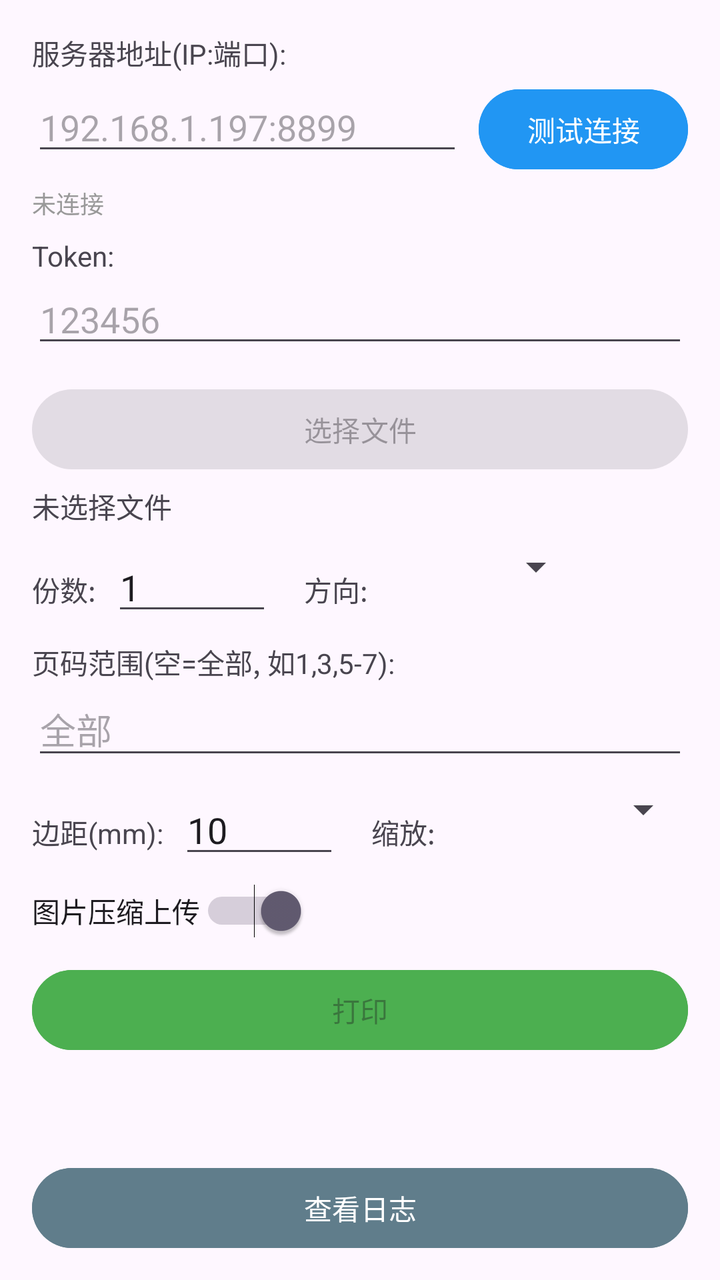
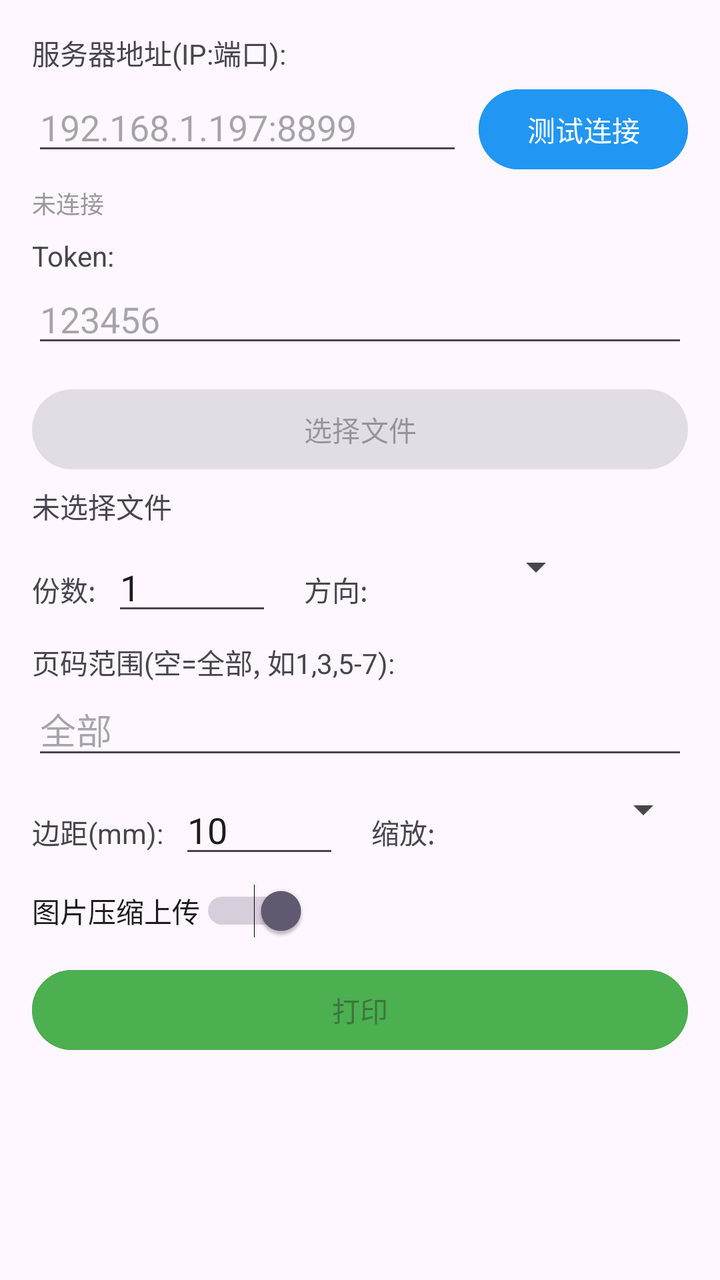

Screens rendered from an Android XML layout before and after an edit, with the pre-edit source and the edit as a unified diff.
<!-- AndroidManifest.xml: application theme Theme.Material3.DayNight -->
<!-- res/layout/activity_main.xml -->
<?xml version="1.0" encoding="utf-8"?>
<ScrollView xmlns:android="http://schemas.android.com/apk/res/android"
    android:layout_width="match_parent" android:layout_height="match_parent"
    android:padding="16dp">
    <LinearLayout android:layout_width="match_parent" android:layout_height="wrap_content"
        android:orientation="vertical">

        <TextView android:layout_width="wrap_content" android:layout_height="wrap_content"
            android:text="服务器地址(IP:端口):" android:textSize="14sp"/>
        <LinearLayout android:layout_width="match_parent" android:layout_height="wrap_content"
            android:orientation="horizontal" android:layout_marginTop="4dp">
            <EditText android:id="@+id/etServerAddr" android:layout_width="0dp"
                android:layout_height="wrap_content" android:layout_weight="1"
                android:hint="192.168.1.197:8899" android:inputType="text"/>
            <Button android:id="@+id/btnTestConn" android:layout_width="wrap_content"
                android:layout_height="wrap_content" android:text="测试连接"
                android:layout_marginStart="8dp" android:backgroundTint="#2196F3"/>
        </LinearLayout>
        <TextView android:id="@+id/tvConnStatus" android:layout_width="wrap_content"
            android:layout_height="wrap_content" android:text="未连接" android:textSize="12sp"
            android:textColor="#999" android:layout_marginTop="4dp"/>

        <TextView android:layout_width="wrap_content" android:layout_height="wrap_content"
            android:text="Token:" android:textSize="14sp" android:layout_marginTop="8dp"/>
        <EditText android:id="@+id/etToken" android:layout_width="match_parent"
            android:layout_height="wrap_content" android:hint="123456" android:inputType="text"/>

        <Button android:id="@+id/btnSelectFile" android:layout_width="match_parent"
            android:layout_height="wrap_content" android:text="选择文件" android:layout_marginTop="12dp"
            android:enabled="false"/>
        <TextView android:id="@+id/tvFileName" android:layout_width="wrap_content"
            android:layout_height="wrap_content" android:text="未选择文件" android:layout_marginTop="4dp"/>

        <LinearLayout android:layout_width="match_parent" android:layout_height="wrap_content"
            android:orientation="horizontal" android:layout_marginTop="8dp">
            <TextView android:layout_width="wrap_content" android:layout_height="wrap_content"
                android:text="份数:" android:layout_marginEnd="8dp"/>
            <EditText android:id="@+id/etCopies" android:layout_width="80dp"
                android:layout_height="wrap_content" android:text="1" android:inputType="number"/>
            <TextView android:layout_width="wrap_content" android:layout_height="wrap_content"
                android:text="方向:" android:layout_marginStart="16dp" android:layout_marginEnd="8dp"/>
            <Spinner android:id="@+id/spOrientation" android:layout_width="100dp"
                android:layout_height="wrap_content"/>
        </LinearLayout>

        <TextView android:layout_width="wrap_content" android:layout_height="wrap_content"
            android:text="页码范围(空=全部, 如1,3,5-7):" android:layout_marginTop="8dp"/>
        <EditText android:id="@+id/etPageRange" android:layout_width="match_parent"
            android:layout_height="wrap_content" android:hint="全部" android:inputType="text"/>

        <LinearLayout android:layout_width="match_parent" android:layout_height="wrap_content"
            android:orientation="horizontal" android:layout_marginTop="8dp">
            <TextView android:layout_width="wrap_content" android:layout_height="wrap_content"
                android:text="边距(mm):" android:layout_marginEnd="8dp"/>
            <EditText android:id="@+id/etMargin" android:layout_width="80dp"
                android:layout_height="wrap_content" android:text="10" android:inputType="number"/>
            <TextView android:layout_width="wrap_content" android:layout_height="wrap_content"
                android:text="缩放:" android:layout_marginStart="16dp" android:layout_marginEnd="8dp"/>
            <Spinner android:id="@+id/spScaleMode" android:layout_width="120dp"
                android:layout_height="wrap_content"/>
        </LinearLayout>

        <Switch android:id="@+id/swCompress" android:layout_width="wrap_content"
            android:layout_height="wrap_content" android:text="图片压缩上传"
            android:checked="true" android:layout_marginTop="8dp"/>

        <Button android:id="@+id/btnPrint" android:layout_width="match_parent"
            android:layout_height="wrap_content" android:text="打印"
            android:layout_marginTop="12dp" android:backgroundTint="#4CAF50"
            android:enabled="false"/>

        <TextView android:id="@+id/tvStatus" android:layout_width="wrap_content"
            android:layout_height="wrap_content" android:text="" android:layout_marginTop="8dp"
            android:textSize="14sp"/>

        <Button android:id="@+id/btnViewLog" android:layout_width="match_parent"
            android:layout_height="wrap_content" android:text="查看日志"
            android:layout_marginTop="24dp" android:backgroundTint="#607D8B"/>
    </LinearLayout>
</ScrollView>
<!-- resources referenced by this layout -->
<resources>

</resources>

<!-- the commit's change to res/layout/activity_main.xml (unified diff, before → after) -->
@@ -72,9 +72,5 @@
         <TextView android:id="@+id/tvStatus" android:layout_width="wrap_content"
             android:layout_height="wrap_content" android:text="" android:layout_marginTop="8dp"
             android:textSize="14sp"/>
-
-        <Button android:id="@+id/btnViewLog" android:layout_width="match_parent"
-            android:layout_height="wrap_content" android:text="查看日志"
-            android:layout_marginTop="24dp" android:backgroundTint="#607D8B"/>
     </LinearLayout>
 </ScrollView>
